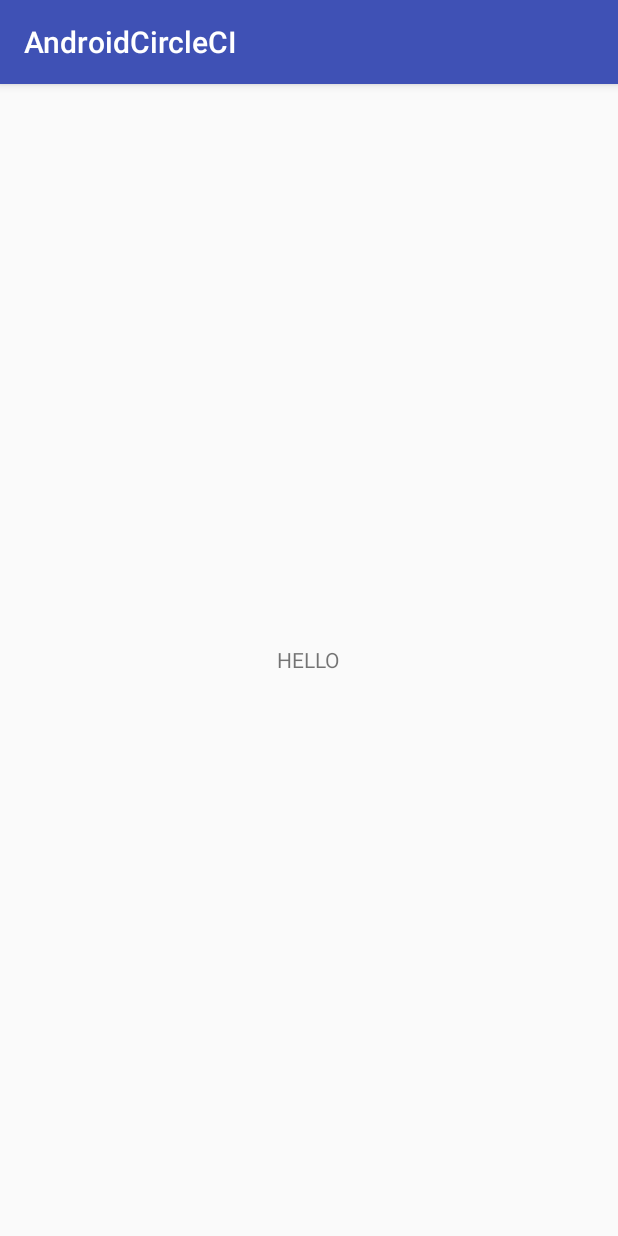
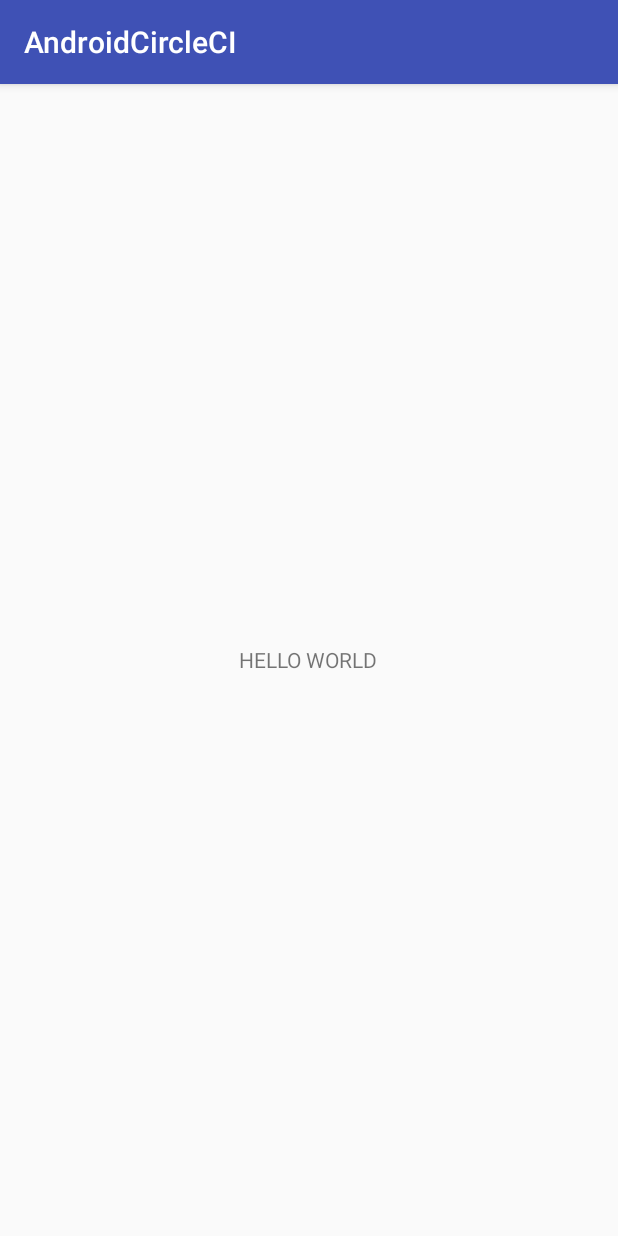
Before and after one commit to belalfyndiq/AndroidCircleCI, an Android app: the screen it shows after launch (MainActivity), on a phone screen of 412 x 824 dp. Run offline under Robolectric (Android 15) with nearby library versions, the phone set to English and light mode, and no system bars; libraries missing offline, so code that uses them is left out: com.crashlytics.android, io.fabric.sdk; 1 statement that could not run was skipped.

Commit message:
Small change to ui

```diff
--- a/app/src/main/res/layout/activity_main.xml
+++ b/app/src/main/res/layout/activity_main.xml
@@ -8,6 +8,6 @@
         android:layout_width="wrap_content"
         android:layout_height="wrap_content"
         android:layout_gravity="center"
-        android:text="HELLO"/>
+        android:text="HELLO WORLD"/>
 
 </FrameLayout>
```
